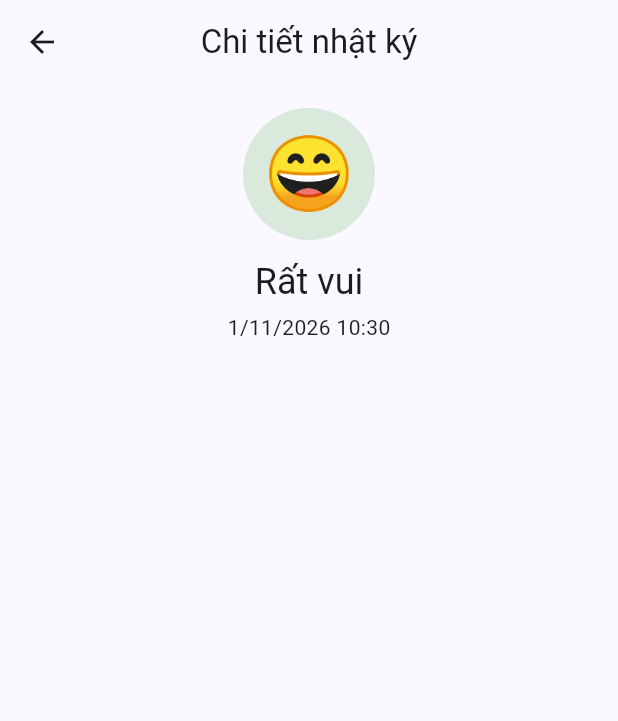
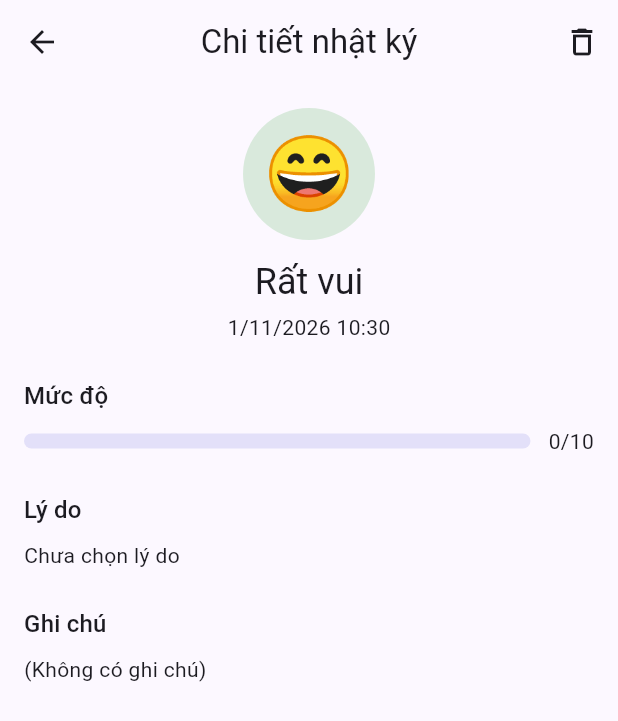
Before and after one commit to Hieuu066/2026_2027_1_1_LTTBDD_N02_Nhom_05, a Flutter app: the EntryDetailScreen screen opened directly with empty values, on a phone screen of 412 x 824 dp. Shown: the top 721 px of the screen. Run offline on Flutter 3.47's test engine with Material 3 defaults, Android fonts, the phone set to English and light mode, and no system bars; our stand-ins replace table_calendar.

Commit message:
feat: hiển thị mức độ, lý do, ghi chú và thêm nút xóa trong chi tiết nhật ký

```diff
--- a/lib/screens/entry/entry_detail_screen.dart
+++ b/lib/screens/entry/entry_detail_screen.dart
@@ -18,7 +18,16 @@ class EntryDetailScreen extends StatelessWidget {
     context.watch<MoodProvider>();
 
     return Scaffold(
-      appBar: AppBar(title: Text(t.detailTitle)),
+      appBar: AppBar(
+        title: Text(t.detailTitle),
+        actions: [
+          IconButton(
+            icon: const Icon(Icons.delete_outline),
+            tooltip: t.detailDelete,
+            onPressed: () => _confirmDelete(context, t),
+          ),
+        ],
+      ),
       body: ListView(
         padding: const EdgeInsets.all(16),
         children: [
@@ -27,7 +36,10 @@ class EntryDetailScreen extends StatelessWidget {
             child: CircleAvatar(
               radius: 44,
               backgroundColor: entry.mood.color.withValues(alpha: 0.2),
-              child: Text(entry.mood.emoji, style: const TextStyle(fontSize: 48)),
+              child: Text(
+                entry.mood.emoji,
+                style: const TextStyle(fontSize: 48),
+              ),
             ),
           ),
           const SizedBox(height: 12),
@@ -39,6 +51,50 @@ class EntryDetailScreen extends StatelessWidget {
           ),
           const SizedBox(height: 4),
           Center(child: Text(_formatDate(entry.date))),
+          const SizedBox(height: 24),
+
+          // Mức độ 1-10
+          Text(t.detailLevel, style: Theme.of(context).textTheme.titleMedium),
+          const SizedBox(height: 8),
+          Row(
+            children: [
+              Expanded(
+                child: LinearProgressIndicator(
+                  value: entry.level / 10,
+                  minHeight: 10,
+                  borderRadius: BorderRadius.circular(5),
+                  color: entry.mood.color,
+                ),
+              ),
+              const SizedBox(width: 12),
+              Text('${entry.level}/10'),
+            ],
+          ),
+          const SizedBox(height: 24),
+
+          // Lý do
+          Text(t.detailReasons, style: Theme.of(context).textTheme.titleMedium),
+          const SizedBox(height: 8),
+          if (entry.reasons.isEmpty)
+            Text(t.detailNoReasons)
+          else
+            Wrap(
+              spacing: 8,
+              runSpacing: 8,
+              children: [
+                for (final r in entry.reasons)
+                  Chip(
+                    avatar: Icon(r.icon, size: 18),
+                    label: Text(r.label(t)),
+                  ),
+              ],
+            ),
+          const SizedBox(height: 24),
+
+          // Ghi chú
+          Text(t.detailNote, style: Theme.of(context).textTheme.titleMedium),
+          const SizedBox(height: 8),
+          Text(entry.note.isEmpty ? t.entryNoNote : entry.note),
         ],
       ),
     );
@@ -49,4 +105,31 @@ class EntryDetailScreen extends StatelessWidget {
     String two(int n) => n.toString().padLeft(2, '0');
     return '${d.day}/${d.month}/${d.year} ${two(d.hour)}:${two(d.minute)}';
   }
+
+  // Hỏi xác nhận rồi xóa, xóa xong thì quay về màn trước
+  Future<void> _confirmDelete(BuildContext context, AppLocalizations t) async {
+    final ok = await showDialog<bool>(
+      context: context,
+      builder: (ctx) => AlertDialog(
+        title: Text(t.detailDeleteTitle),
+        content: Text(t.detailDeleteMessage),
+        actions: [
+          TextButton(
+            onPressed: () => Navigator.pop(ctx, false),
+            child: Text(t.detailCancel),
+          ),
+          FilledButton(
+            onPressed: () => Navigator.pop(ctx, true),
+            child: Text(t.detailDelete),
+          ),
+        ],
+      ),
+    );
+    if (ok != true || !context.mounted) return;
+
+    final messenger = ScaffoldMessenger.of(context);
+    context.read<MoodProvider>().deleteEntry(entry);
+    Navigator.pop(context);
+    messenger.showSnackBar(SnackBar(content: Text(t.detailDeleted)));
+  }
 }
```
